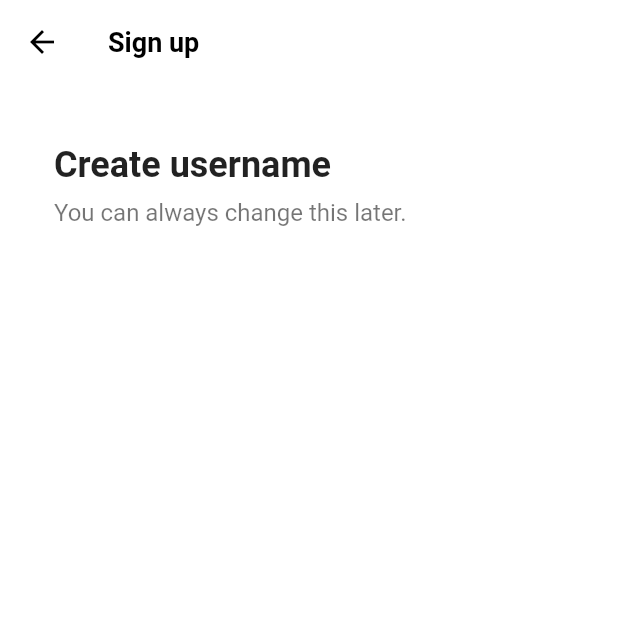
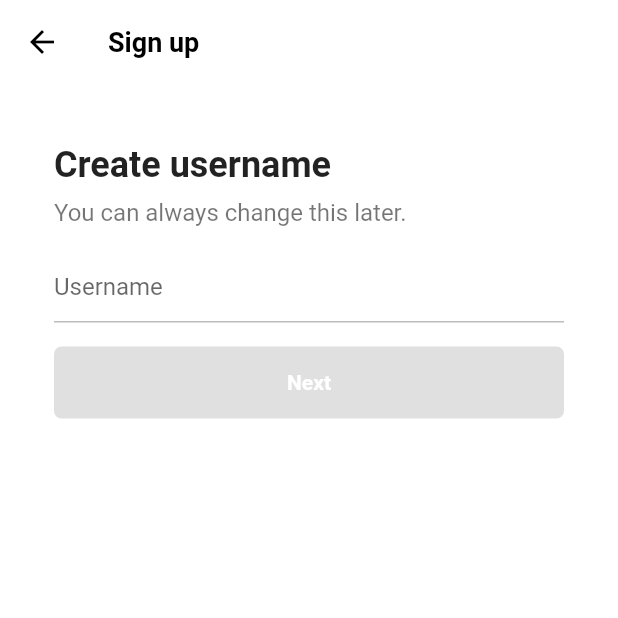
Before and after one commit to shshjhjh4455/flutter_tiktok, a Flutter app: the screen it shows after launch, after a tap on "Use email & password", on a phone screen of 412 x 824 dp, the top half of it. Run offline on Flutter 3.47's test engine with Material 2 defaults, Android fonts, the phone set to English and light mode, and no system bars; our stand-ins replace font_awesome_flutter.

Commit message:
edit signup page animation

```diff
--- a/lib/features/authentication/email_screen.dart
+++ /dev/null
@@ -1,37 +0,0 @@
-import 'package:flutter/material.dart';
-import 'package:flutter_tiktok/constants/gaps.dart';
-import 'package:flutter_tiktok/constants/sizes.dart';
-
-class EmailScreen extends StatelessWidget {
-  const EmailScreen({super.key});
-
-  @override
-  Widget build(BuildContext context) {
-    return Scaffold(
-        appBar: AppBar(
-          title: const Text(
-            "Sign up",
-          ),
-        ),
-        body: Padding(
-          padding: const EdgeInsets.symmetric(horizontal: Sizes.size36),
-          child: Column(
-            crossAxisAlignment: CrossAxisAlignment.start,
-            children: const [
-              Gaps.v40,
-              Text("Create username",
-                  style: TextStyle(
-                    fontSize: Sizes.size24,
-                    fontWeight: FontWeight.w700,
-                  )),
-              Gaps.v8,
-              Text("You can always change this later.",
-                  style: TextStyle(
-                    fontSize: Sizes.size16,
-                    color: Colors.black54,
-                  )),
-            ],
-          ),
-        ));
-  }
-}
--- a/lib/features/authentication/sign_up_screen.dart
+++ b/lib/features/authentication/sign_up_screen.dart
@@ -2,10 +2,9 @@
 import 'package:flutter_tiktok/constants/gaps.dart';
 import 'package:flutter_tiktok/constants/sizes.dart';
 import 'package:flutter_tiktok/features/authentication/login_screen.dart';
+import 'package:flutter_tiktok/features/authentication/username_screen.dart';
 import 'package:flutter_tiktok/features/authentication/widgets/auth_button.dart';
 import 'package:font_awesome_flutter/font_awesome_flutter.dart';
-
-import 'email_screen.dart';
 
 class SignUpScreen extends StatelessWidget {
   const SignUpScreen({super.key});
@@ -21,7 +20,7 @@
   void _onEmailTap(BuildContext context) {
     Navigator.of(context).push(
       MaterialPageRoute(
-        builder: (context) => const EmailScreen(),
+        builder: (context) => const UsernameScreen(),
       ),
     );
   }
--- a/lib/features/authentication/username_screen.dart
+++ b/lib/features/authentication/username_screen.dart
@@ -0,0 +1,96 @@
+import 'package:flutter/material.dart';
+import 'package:flutter_tiktok/constants/gaps.dart';
+import 'package:flutter_tiktok/constants/sizes.dart';
+
+class UsernameScreen extends StatefulWidget {
+  const UsernameScreen({super.key});
+
+  @override
+  State<UsernameScreen> createState() => _UsernameScreenState();
+}
+
+class _UsernameScreenState extends State<UsernameScreen> {
+  final TextEditingController _usernameController = TextEditingController();
+
+  String _username = "";
+
+  @override
+  void initState() {
+    super.initState();
+
+    _usernameController.addListener(() {
+      setState(() {
+        _username = _usernameController.text;
+      });
+    });
+  }
+
+  @override
+  Widget build(BuildContext context) {
+    return Scaffold(
+        appBar: AppBar(
+          title: const Text(
+            "Sign up",
+          ),
+        ),
+        body: Padding(
+          padding: const EdgeInsets.symmetric(horizontal: Sizes.size36),
+          child: Column(
+            crossAxisAlignment: CrossAxisAlignment.start,
+            children: [
+              Gaps.v40,
+              const Text("Create username",
+                  style: TextStyle(
+                    fontSize: Sizes.size24,
+                    fontWeight: FontWeight.w700,
+                  )),
+              Gaps.v8,
+              const Text("You can always change this later.",
+                  style: TextStyle(
+                    fontSize: Sizes.size16,
+                    color: Colors.black54,
+                  )),
+              Gaps.v16,
+              TextField(
+                controller: _usernameController,
+                decoration: InputDecoration(
+                  hintText: "Username",
+                  enabledBorder: UnderlineInputBorder(
+                    borderSide: BorderSide(
+                      color: Colors.grey.shade400,
+                    ),
+                  ),
+                  focusedBorder: UnderlineInputBorder(
+                    borderSide: BorderSide(
+                      color: Colors.grey.shade400,
+                    ),
+                  ),
+                ),
+                cursorColor: Theme.of(context).primaryColor,
+              ),
+              Gaps.v16,
+              FractionallySizedBox(
+                  widthFactor: 1,
+                  child: AnimatedContainer(
+                    padding: const EdgeInsets.all(Sizes.size16),
+                    decoration: BoxDecoration(
+                      borderRadius: BorderRadius.circular(Sizes.size5),
+                      color: _username.isEmpty
+                          ? Colors.grey.shade300
+                          : Theme.of(context).primaryColor,
+                    ),
+                    duration: const Duration(milliseconds: 300),
+                    child: const Text(
+                      'Next',
+                      textAlign: TextAlign.center,
+                      style: TextStyle(
+                        color: Colors.white,
+                        fontWeight: FontWeight.w600,
+                      ),
+                    ),
+                  ))
+            ],
+          ),
+        ));
+  }
+}
```
